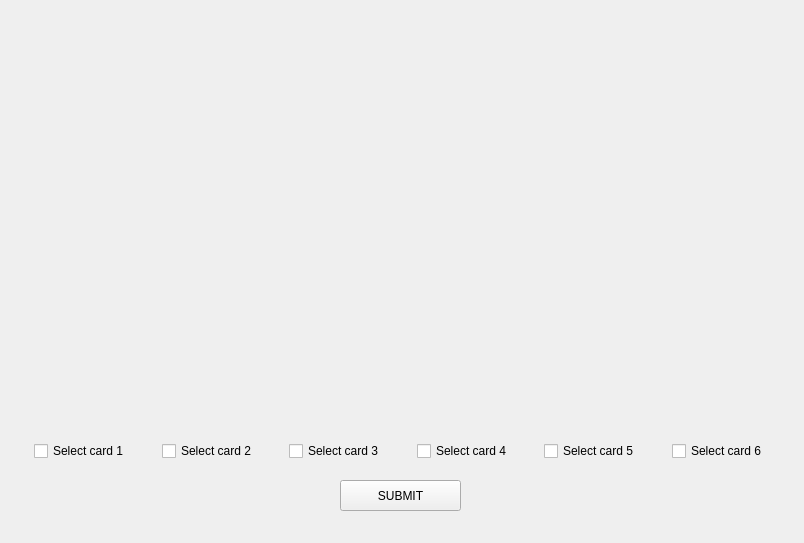
Before: the Qt Designer form cah/cah/gamegui.ui in greenfox-zerda-sparta/Qt_Against_Humanity, drawn with Qt 5.
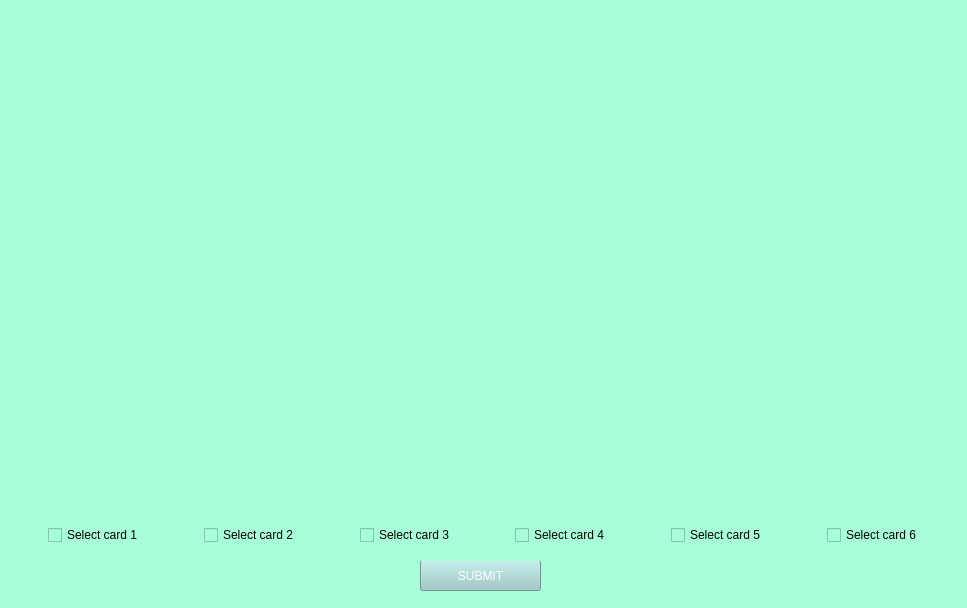
After: the same form once the commit is applied.

```diff
--- a/cah/cah/gamegui.ui
+++ b/cah/cah/gamegui.ui
@@ -6,113 +6,84 @@
    <rect>
     <x>0</x>
     <y>0</y>
-    <width>804</width>
-    <height>543</height>
+    <width>967</width>
+    <height>608</height>
    </rect>
   </property>
   <property name="windowTitle">
    <string>GameGui</string>
   </property>
-  <widget class="QWidget" name="question_card" native="true">
-   <property name="geometry">
-    <rect>
-     <x>340</x>
-     <y>40</y>
-     <width>131</width>
-     <height>161</height>
-    </rect>
-   </property>
-  </widget>
+  <property name="styleSheet">
+   <string notr="true">background-color: rgb(166, 255, 214);</string>
+  </property>
   <widget class="QPushButton" name="pushButton">
    <property name="geometry">
     <rect>
-     <x>340</x>
-     <y>480</y>
+     <x>420</x>
+     <y>560</y>
      <width>121</width>
      <height>31</height>
     </rect>
    </property>
+   <property name="toolTip">
+    <string>&lt;html&gt;&lt;head/&gt;&lt;body&gt;&lt;p align=&quot;center&quot;&gt;Submit your chosen card(s)&lt;/p&gt;&lt;/body&gt;&lt;/html&gt;</string>
+   </property>
+   <property name="styleSheet">
+    <string notr="true">color: rgb(0, 170, 170);
+color: rgb(255, 255, 255);
+background-color: rgb(152, 200, 197);</string>
+   </property>
    <property name="text">
     <string>SUBMIT</string>
    </property>
   </widget>
-  <widget class="QWidget" name="">
+  <widget class="QWidget" name="layoutWidget">
    <property name="geometry">
     <rect>
      <x>10</x>
-     <y>260</y>
-     <width>781</width>
-     <height>161</height>
+     <y>510</y>
+     <width>951</width>
+     <height>51</height>
     </rect>
    </property>
-   <layout class="QGridLayout" name="gridLayout">
-    <item row="0" column="0">
-     <widget class="QWidget" name="card_1" native="true"/>
-    </item>
-    <item row="0" column="1">
-     <widget class="QWidget" name="card_2" native="true"/>
-    </item>
-    <item row="0" column="2">
-     <widget class="QWidget" name="card_3" native="true"/>
-    </item>
-    <item row="0" column="3">
-     <widget class="QWidget" name="card_4" native="true"/>
-    </item>
-    <item row="0" column="4">
-     <widget class="QWidget" name="card_5" native="true"/>
-    </item>
-    <item row="0" column="5">
-     <widget class="QWidget" name="card_6" native="true"/>
-    </item>
-   </layout>
-  </widget>
-  <widget class="QWidget" name="">
-   <property name="geometry">
-    <rect>
-     <x>10</x>
-     <y>430</y>
-     <width>781</width>
-     <height>42</height>
-    </rect>
-   </property>
-   <layout class="QGridLayout" name="gridLayout_2">
-    <item row="0" column="3" alignment="Qt::AlignHCenter">
-     <widget class="QCheckBox" name="checkBox_4">
-      <property name="text">
-       <string>Select card 4</string>
-      </property>
-     </widget>
-    </item>
-    <item row="0" column="0" alignment="Qt::AlignHCenter">
-     <widget class="QCheckBox" name="checkBox">
+   <layout class="QHBoxLayout" name="horizontalLayout_2">
+    <item alignment="Qt::AlignHCenter">
+     <widget class="QCheckBox" name="checkBox_1">
       <property name="text">
        <string>Select card 1</string>
       </property>
      </widget>
     </item>
-    <item row="0" column="1" alignment="Qt::AlignHCenter">
+    <item alignment="Qt::AlignHCenter">
      <widget class="QCheckBox" name="checkBox_2">
       <property name="text">
        <string>Select card 2</string>
       </property>
      </widget>
     </item>
-    <item row="0" column="2" alignment="Qt::AlignHCenter">
+    <item alignment="Qt::AlignHCenter">
      <widget class="QCheckBox" name="checkBox_3">
       <property name="text">
        <string>Select card 3</string>
       </property>
      </widget>
     </item>
-    <item row="0" column="4" alignment="Qt::AlignHCenter">
+    <item alignment="Qt::AlignHCenter">
+     <widget class="QCheckBox" name="checkBox_4">
+      <property name="text">
+       <string>Select card 4</string>
+      </property>
+     </widget>
+    </item>
+    <item alignment="Qt::AlignHCenter">
      <widget class="QCheckBox" name="checkBox_5">
       <property name="text">
        <string>Select card 5</string>
       </property>
      </widget>
     </item>
-    <item row="0" column="5" alignment="Qt::AlignHCenter">
-     <widget class="QCheckBox" name="checkBox_7">
+    <item alignment="Qt::AlignHCenter">
+     <widget class="QCheckBox" name="checkBox_6">
       <property name="text">
        <string>Select card 6</string>
       </property>
@@ -120,6 +91,73 @@
     </item>
    </layout>
   </widget>
+  <widget class="QLabel" name="label_pic_black">
+   <property name="geometry">
+    <rect>
+     <x>390</x>
+     <y>10</y>
+     <width>211</width>
+     <height>281</height>
+    </rect>
+   </property>
+   <property name="text">
+    <string/>
+   </property>
+  </widget>
+  <widget class="QWidget" name="layoutWidget">
+   <property name="geometry">
+    <rect>
+     <x>10</x>
+     <y>310</y>
+     <width>951</width>
+     <height>201</height>
+    </rect>
+   </property>
+   <layout class="QHBoxLayout" name="horizontalLayout">
+    <item>
+     <widget class="QLabel" name="label_pic_1">
+      <property name="text">
+       <string/>
+      </property>
+     </widget>
+    </item>
+    <item>
+     <widget class="QLabel" name="label_pic_2">
+      <property name="text">
+       <string/>
+      </property>
+     </widget>
+    </item>
+    <item>
+     <widget class="QLabel" name="label_pic_3">
+      <property name="text">
+       <string/>
+      </property>
+     </widget>
+    </item>
+    <item>
+     <widget class="QLabel" name="label_pic_4">
+      <property name="text">
+       <string/>
+      </property>
+     </widget>
+    </item>
+    <item>
+     <widget class="QLabel" name="label_pic_5">
+      <property name="text">
+       <string/>
+      </property>
+     </widget>
+    </item>
+    <item>
+     <widget class="QLabel" name="label_pic_6">
+      <property name="text">
+       <string/>
+      </property>
+     </widget>
+    </item>
+   </layout>
+  </widget>
  </widget>
  <layoutdefault spacing="6" margin="11"/>
  <resources/>
```
Left out of the diff: 2 changed lines with no effect on the pictures.
